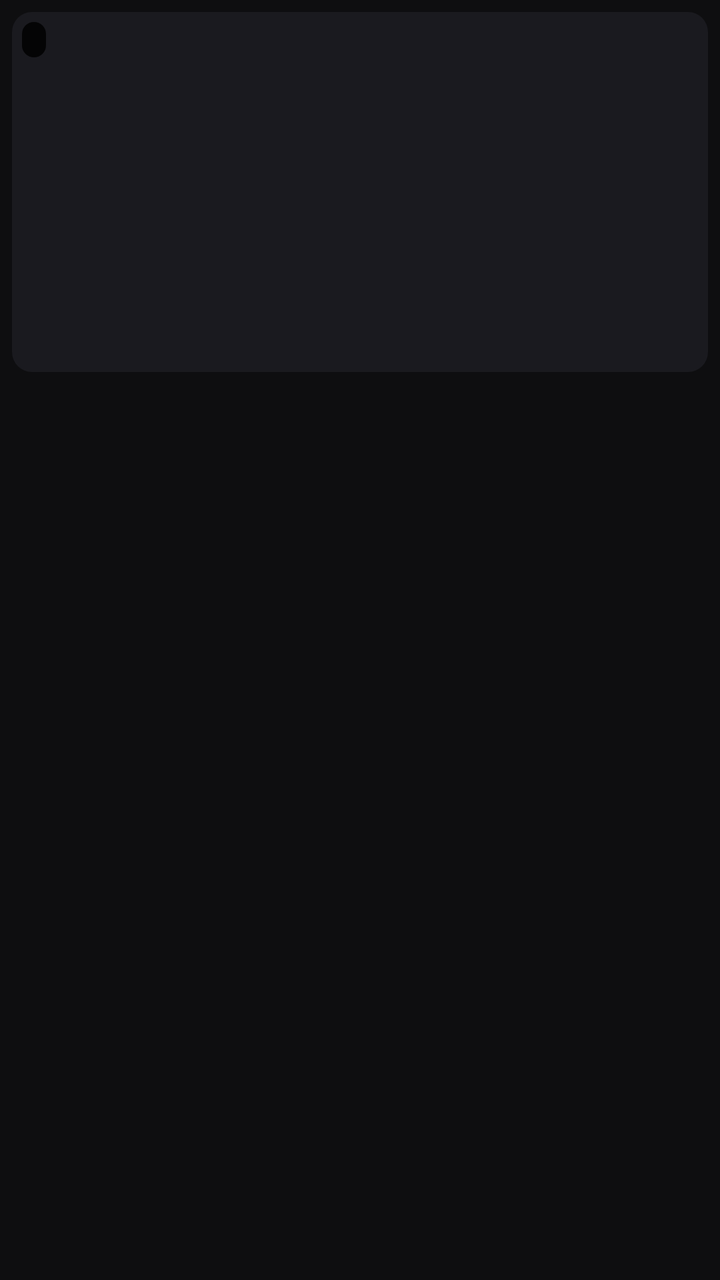
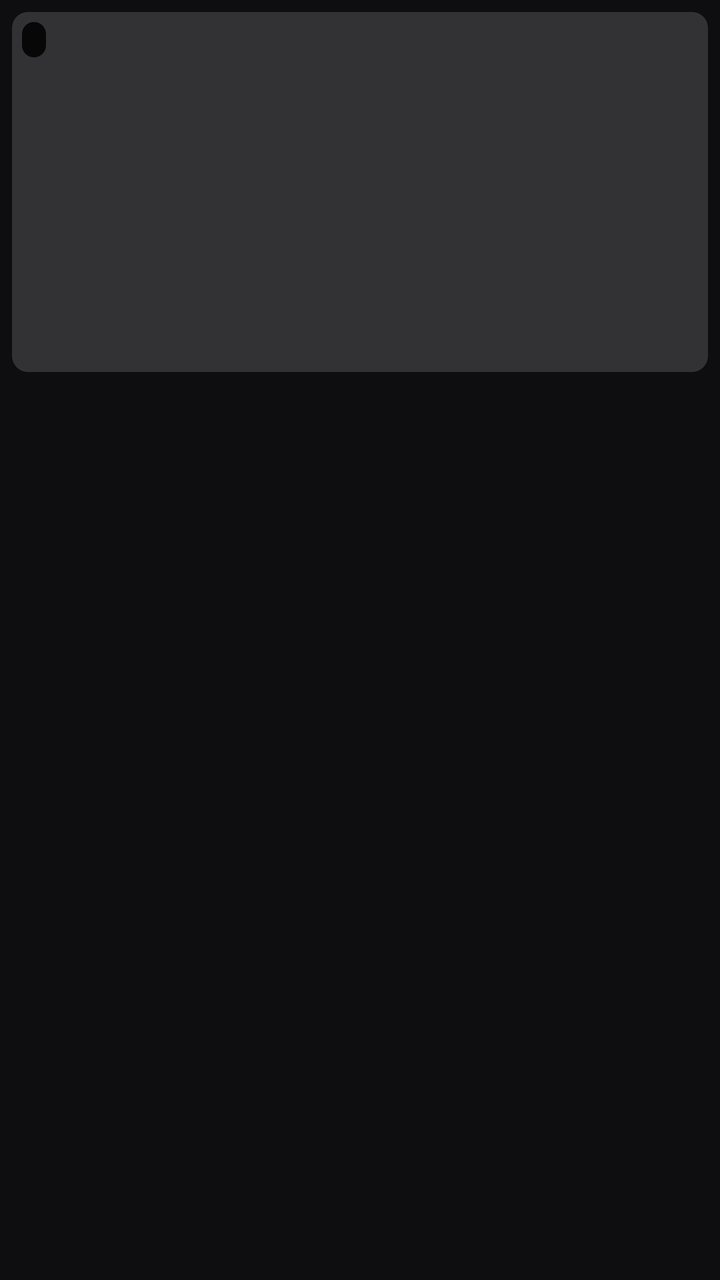

An Android layout rendered at two revisions. The XML below is the earlier revision; the diff shows what the commit changed to produce the second picture.
<!-- AndroidManifest.xml: application theme Theme.Zap -->
<!-- res/layout/item_poster.xml -->
<?xml version="1.0" encoding="utf-8"?>
<LinearLayout xmlns:android="http://schemas.android.com/apk/res/android"
    android:layout_width="match_parent"
    android:layout_height="wrap_content"
    android:background="@drawable/bg_poster"
    android:clickable="true"
    android:focusable="true"
    android:orientation="vertical"
    android:padding="6dp">

    <FrameLayout
        android:id="@+id/box"
        android:layout_width="match_parent"
        android:layout_height="180dp"
        android:background="@drawable/bg_logo">

        <TextView
            android:id="@+id/ph"
            android:layout_width="match_parent"
            android:layout_height="match_parent"
            android:ellipsize="end"
            android:gravity="center"
            android:maxLines="4"
            android:padding="8dp"
            android:textColor="@color/muted"
            android:textSize="13sp" />

        <ImageView
            android:id="@+id/img"
            android:layout_width="match_parent"
            android:layout_height="match_parent"
            android:importantForAccessibility="no"
            android:scaleType="centerCrop" />

        <TextView
            android:id="@+id/badge"
            android:layout_width="wrap_content"
            android:layout_height="wrap_content"
            android:layout_gravity="top|start"
            android:layout_margin="5dp"
            android:background="@drawable/bg_badge"
            android:paddingStart="6dp"
            android:paddingTop="2dp"
            android:paddingEnd="6dp"
            android:paddingBottom="2dp"
            android:textColor="#FFFFFF"
            android:textSize="10sp"
            android:textStyle="bold" />

        <TextView
            android:id="@+id/kind"
            android:layout_width="wrap_content"
            android:layout_height="wrap_content"
            android:layout_gravity="bottom|start"
            android:layout_margin="5dp"
            android:background="@drawable/bg_kind"
            android:paddingStart="6dp"
            android:paddingTop="2dp"
            android:paddingEnd="6dp"
            android:paddingBottom="2dp"
            android:textColor="#FFFFFF"
            android:textSize="10sp"
            android:textStyle="bold"
            android:visibility="gone" />

        <TextView
            android:id="@+id/quality"
            android:layout_width="wrap_content"
            android:layout_height="wrap_content"
            android:layout_gravity="top|end"
            android:layout_margin="5dp"
            android:background="@drawable/bg_quality"
            android:paddingStart="5dp"
            android:paddingTop="1dp"
            android:paddingEnd="5dp"
            android:paddingBottom="1dp"
            android:textColor="@color/bg"
            android:textSize="10sp"
            android:textStyle="bold"
            android:visibility="gone" />
    </FrameLayout>

    <TextView
        android:id="@+id/title"
        android:layout_width="match_parent"
        android:layout_height="wrap_content"
        android:layout_marginTop="6dp"
        android:ellipsize="end"
        android:maxLines="1"
        android:textColor="@color/text"
        android:textSize="13sp" />

    <TextView
        android:id="@+id/year"
        android:layout_width="match_parent"
        android:layout_height="wrap_content"
        android:maxLines="1"
        android:textColor="@color/muted"
        android:textSize="12sp" />
</LinearLayout>
<!-- resources referenced by this layout -->
<resources>
  <color name="bg">#0E0E10</color>
  <color name="muted">#8A8A94</color>
  <color name="text">#F2F2F4</color>
  <!-- drawable bg_badge (drawable) -->
  <?xml version="1.0" encoding="utf-8"?>
  <shape xmlns:android="http://schemas.android.com/apk/res/android">
      <solid android:color="#D9000000" />
      <corners android:radius="6dp" />
  </shape>
  <!-- drawable bg_kind (drawable) -->
  <?xml version="1.0" encoding="utf-8"?>
  <shape xmlns:android="http://schemas.android.com/apk/res/android">
      <solid android:color="#E6FF5A4E" />
      <corners android:radius="5dp" />
  </shape>
  <!-- drawable bg_logo (drawable) -->
  <?xml version="1.0" encoding="utf-8"?>
  <shape xmlns:android="http://schemas.android.com/apk/res/android">
      <solid android:color="@color/surface" />
      <corners android:radius="10dp" />
  </shape>
  <!-- drawable bg_poster (drawable) -->
  <?xml version="1.0" encoding="utf-8"?>
  <selector xmlns:android="http://schemas.android.com/apk/res/android">
      <item android:state_focused="true">
          <shape><solid android:color="@color/surface_hi" /><stroke android:width="3dp" android:color="@color/accent" /><corners android:radius="14dp" /></shape>
      </item>
      <item android:state_pressed="true">
          <shape><solid android:color="@color/surface" /><corners android:radius="14dp" /></shape>
      </item>
      <item>
          <shape><solid android:color="@android:color/transparent" /><corners android:radius="14dp" /></shape>
      </item>
  </selector>
  <!-- drawable bg_quality (drawable) -->
  <?xml version="1.0" encoding="utf-8"?>
  <shape xmlns:android="http://schemas.android.com/apk/res/android">
      <solid android:color="#F2F2F4" />
      <corners android:radius="5dp" />
  </shape>
  <style name="Theme.Zap" parent="Theme.Material3.Dark.NoActionBar">
          <item name="colorPrimary">@color/accent</item>
          <item name="colorOnPrimary">@color/bg</item>
          <item name="colorSurface">@color/surface</item>
          <item name="android:windowBackground">@color/bg</item>
          <item name="android:statusBarColor">@color/bg</item>
          <item name="android:navigationBarColor">@color/bg</item>
          <item name="colorControlHighlight">#66FF5A4E</item>
          <item name="materialAlertDialogTheme">@style/ThemeOverlay.Zap.Dialog</item>
      </style>
  <color name="surface">#1A1A1F</color>
  <color name="surface_hi">#2A2A32</color>
  <color name="accent">#FF5A4E</color>
  <style name="ThemeOverlay.Zap.Dialog" parent="ThemeOverlay.Material3.MaterialAlertDialog">
          <item name="colorControlHighlight">#66FF5A4E</item>
          <item name="buttonBarPositiveButtonStyle">@style/Zap.DialogButton</item>
          <item name="buttonBarNegativeButtonStyle">@style/Zap.DialogButton</item>
          <item name="buttonBarNeutralButtonStyle">@style/Zap.DialogButton</item>
      </style>
  <style name="Zap.DialogButton" parent="Widget.Material3.Button.TextButton.Dialog">
          <item name="android:background">@drawable/bg_dialog_btn</item>
          <item name="backgroundTint">@null</item>
          <item name="android:textColor">@drawable/dialog_btn_text</item>
          <item name="rippleColor">@android:color/transparent</item>
          <item name="android:paddingStart">18dp</item>
          <item name="android:paddingEnd">18dp</item>
      </style>
  <!-- drawable dialog_btn_text (drawable) -->
  <?xml version="1.0" encoding="utf-8"?>
  <selector xmlns:android="http://schemas.android.com/apk/res/android">
      <item android:color="@color/bg" android:state_focused="true" />
      <item android:color="@color/accent" />
  </selector>
  <!-- unchanged entries left out for length: 1 -->
</resources>

<!-- the commit's change to res/layout/item_poster.xml (unified diff, before → after) -->
@@ -2,7 +2,6 @@
 <LinearLayout xmlns:android="http://schemas.android.com/apk/res/android"
     android:layout_width="match_parent"
     android:layout_height="wrap_content"
-    android:background="@drawable/bg_poster"
     android:clickable="true"
     android:focusable="true"
     android:orientation="vertical"
@@ -12,7 +11,9 @@
         android:id="@+id/box"
         android:layout_width="match_parent"
         android:layout_height="180dp"
-        android:background="@drawable/bg_logo">
+        android:background="@drawable/bg_logo"
+        android:duplicateParentState="true"
+        android:foreground="@drawable/fg_poster">
 
         <TextView
             android:id="@+id/ph"
@@ -86,8 +87,9 @@
         android:layout_height="wrap_content"
         android:layout_marginTop="6dp"
         android:ellipsize="end"
+        android:duplicateParentState="true"
         android:maxLines="1"
-        android:textColor="@color/text"
+        android:textColor="@drawable/poster_title"
         android:textSize="13sp" />
 
     <TextView
<!-- resource entries referenced after the edit -->
@@ -2,7 +2,6 @@
 <resources>
   <color name="bg">#0E0E10</color>
   <color name="muted">#8A8A94</color>
-  <color name="text">#F2F2F4</color>
   <!-- drawable bg_badge (drawable) -->
   <?xml version="1.0" encoding="utf-8"?>
   <shape xmlns:android="http://schemas.android.com/apk/res/android">
@@ -18,28 +17,31 @@
   <!-- drawable bg_logo (drawable) -->
   <?xml version="1.0" encoding="utf-8"?>
   <shape xmlns:android="http://schemas.android.com/apk/res/android">
-      <solid android:color="@color/surface" />
-      <corners android:radius="10dp" />
+      <solid android:color="#26FFFFFF" />
+      <corners android:radius="8dp" />
   </shape>
-  <!-- drawable bg_poster (drawable) -->
-  <?xml version="1.0" encoding="utf-8"?>
-  <selector xmlns:android="http://schemas.android.com/apk/res/android">
-      <item android:state_focused="true">
-          <shape><solid android:color="@color/surface_hi" /><stroke android:width="3dp" android:color="@color/accent" /><corners android:radius="14dp" /></shape>
-      </item>
-      <item android:state_pressed="true">
-          <shape><solid android:color="@color/surface" /><corners android:radius="14dp" /></shape>
-      </item>
-      <item>
-          <shape><solid android:color="@android:color/transparent" /><corners android:radius="14dp" /></shape>
-      </item>
-  </selector>
   <!-- drawable bg_quality (drawable) -->
   <?xml version="1.0" encoding="utf-8"?>
   <shape xmlns:android="http://schemas.android.com/apk/res/android">
       <solid android:color="#F2F2F4" />
       <corners android:radius="5dp" />
   </shape>
+  <!-- drawable fg_poster (drawable) -->
+  <?xml version="1.0" encoding="utf-8"?>
+  <selector xmlns:android="http://schemas.android.com/apk/res/android">
+      <item android:state_focused="true">
+          <shape><solid android:color="@android:color/transparent" /><stroke android:width="3dp" android:color="#FFFFFF" /><corners android:radius="8dp" /></shape>
+      </item>
+      <item>
+          <shape><solid android:color="@android:color/transparent" /></shape>
+      </item>
+  </selector>
+  <!-- drawable poster_title (drawable) -->
+  <?xml version="1.0" encoding="utf-8"?>
+  <selector xmlns:android="http://schemas.android.com/apk/res/android">
+      <item android:color="#FFFFFF" android:state_focused="true" />
+      <item android:color="#CCFFFFFF" />
+  </selector>
   <style name="Theme.Zap" parent="Theme.Material3.Dark.NoActionBar">
           <item name="colorPrimary">@color/accent</item>
           <item name="colorOnPrimary">@color/bg</item>
